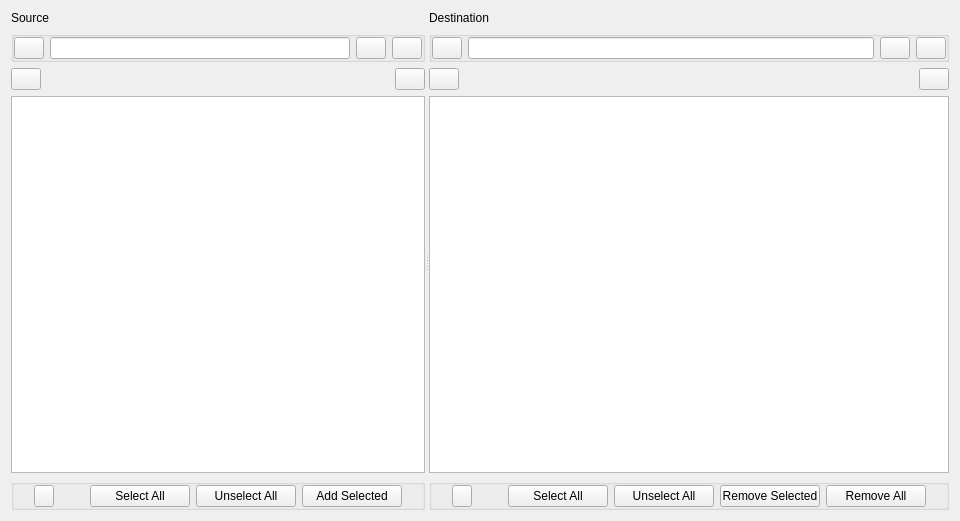
Above: Libs/UserInterfaces/SourceBrowser.ui from AltaArts/SourceTab--Prism-Plugin before the change. Below: the same form after it.
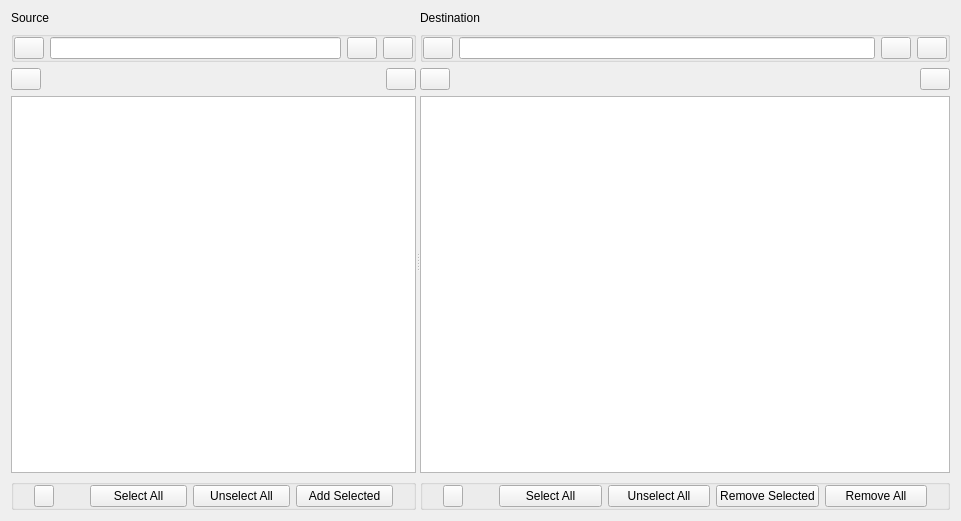
That is the form after the change.

Commit message:
Converted both Source and Destination panels to QListWidgets
- This was for the attempt to add item sorting without losing the widgets in the UI

   - BUT that still is not working - that is a TODO

```diff
--- a/Libs/UserInterfaces/SourceBrowser.ui
+++ b/Libs/UserInterfaces/SourceBrowser.ui
@@ -6,7 +6,7 @@
    <rect>
     <x>0</x>
     <y>0</y>
-    <width>901</width>
+    <width>961</width>
     <height>521</height>
    </rect>
   </property>
@@ -229,7 +229,7 @@
         </layout>
        </item>
        <item>
-        <widget class="QTableWidget" name="tw_source">
+        <widget class="QListWidget" name="lw_source">
          <property name="contextMenuPolicy">
           <enum>Qt::NoContextMenu</enum>
          </property>
@@ -304,7 +304,7 @@
             </property>
             <property name="minimumSize">
              <size>
-              <width>100</width>
+              <width>75</width>
               <height>0</height>
              </size>
             </property>
@@ -323,7 +323,7 @@
             </property>
             <property name="minimumSize">
              <size>
-              <width>100</width>
+              <width>75</width>
               <height>0</height>
              </size>
             </property>
@@ -342,7 +342,7 @@
             </property>
             <property name="minimumSize">
              <size>
-              <width>100</width>
+              <width>75</width>
               <height>0</height>
              </size>
             </property>
@@ -569,7 +569,7 @@
         </layout>
        </item>
        <item>
-        <widget class="QTableWidget" name="tw_destination">
+        <widget class="QListWidget" name="lw_destination">
          <property name="maximumSize">
           <size>
            <width>16777215</width>
@@ -650,7 +650,7 @@
             </property>
             <property name="minimumSize">
              <size>
-              <width>100</width>
+              <width>75</width>
               <height>0</height>
              </size>
             </property>
@@ -669,7 +669,7 @@
             </property>
             <property name="minimumSize">
              <size>
-              <width>100</width>
+              <width>75</width>
               <height>0</height>
              </size>
             </property>
@@ -688,7 +688,7 @@
             </property>
             <property name="minimumSize">
              <size>
-              <width>100</width>
+              <width>75</width>
               <height>0</height>
              </size>
             </property>
@@ -707,7 +707,7 @@
             </property>
             <property name="minimumSize">
              <size>
-              <width>100</width>
+              <width>75</width>
               <height>0</height>
              </size>
             </property>
```
The commit also changes 4 other files.
